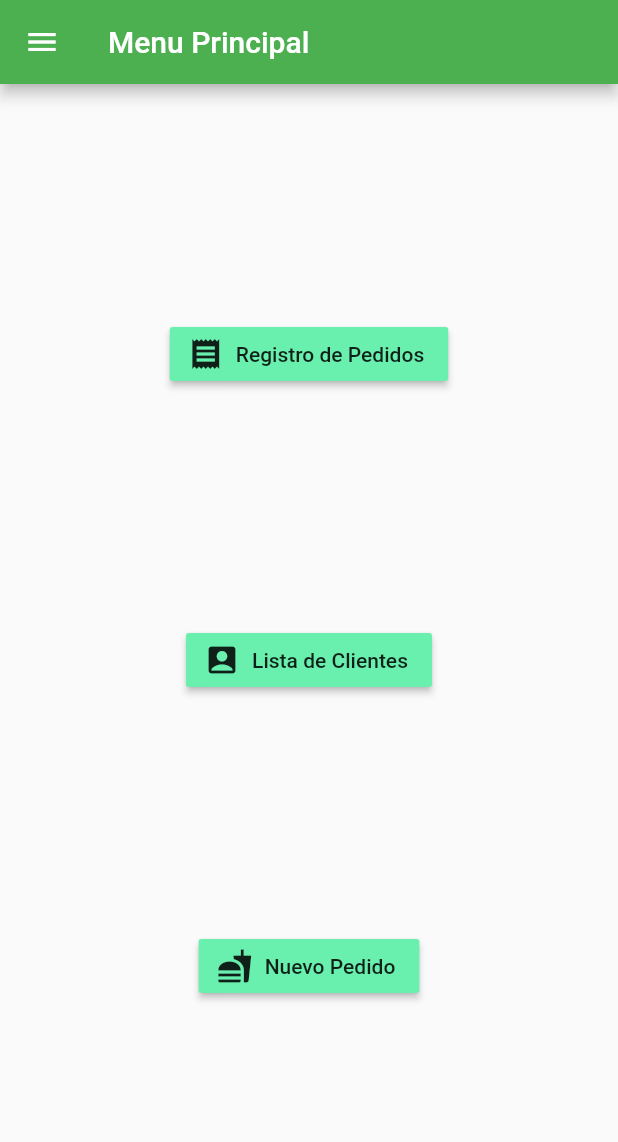
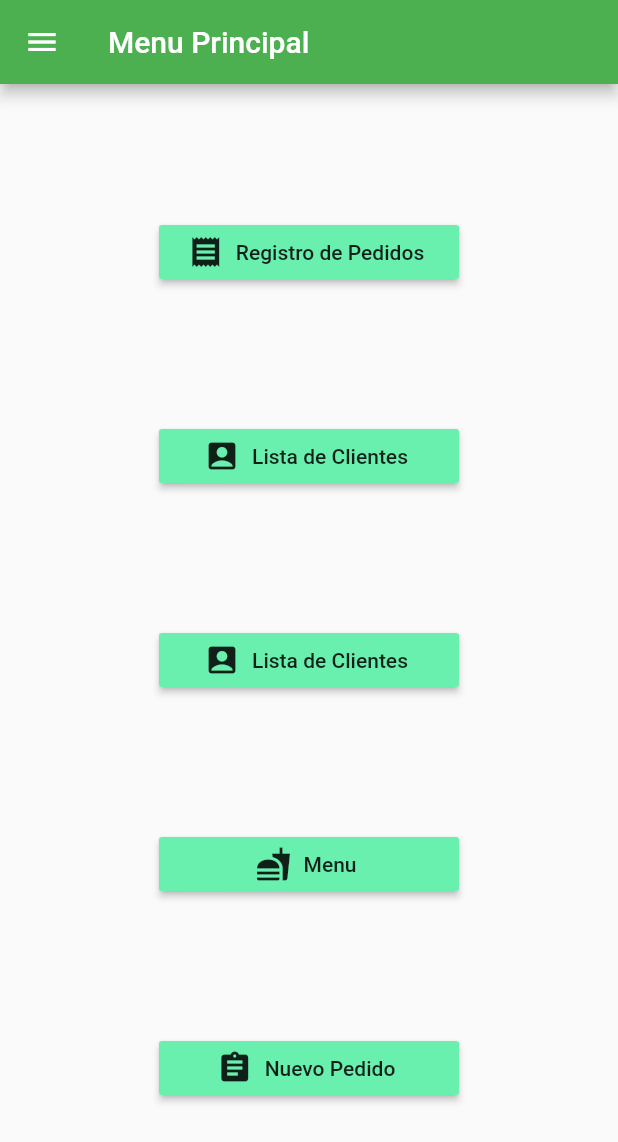
Before and after one commit to michmaloof7/ddsr, a Flutter app: the screen it shows after launch, on a phone screen of 412 x 824 dp. Shown: the top 1142 px of the screen. Run offline on Flutter 3.47's test engine with Material 2 defaults, Android fonts, the phone set to English and light mode, and no system bars.

Commit message:
fixed button width and menu file

```diff
--- a/lib/main.dart
+++ b/lib/main.dart
@@ -1,3 +1,4 @@
+import 'package:ddsr/views/menu.dart';
 import 'package:flutter/material.dart';
 import 'package:ddsr/views/home.dart';
 import 'package:ddsr/views/archive.dart';
@@ -16,7 +17,8 @@ class MyApp extends StatelessWidget {
       initialRoute: '/',
       routes: {
         '/': (context) => MyHome(),
-        '/archive': (context) => ArchivePage()
+        '/archive': (context) => ArchivePage(),
+        '/menu': (context) => MenuPage()
       },
     );
   }
--- a/lib/views/home.dart
+++ b/lib/views/home.dart
@@ -11,24 +11,52 @@ class MyHome extends StatelessWidget {
         child: Center(
           child: Column(
             children: <Widget>[
-              RaisedButton.icon(
+              ButtonTheme(
+                minWidth: 200,
+                child: RaisedButton.icon(
                   icon: Icon(Icons.receipt),
                   label: Text("Registro de Pedidos"),
                   onPressed: (){Navigator.of(context).pushNamed('/archive');},
                   color: Colors.greenAccent,
                 ),
-              RaisedButton.icon(
+              ),
+              ButtonTheme(
+                minWidth: 200,
+                child: RaisedButton.icon(
                   icon: Icon(Icons.account_box),
                   label: Text("Lista de Clientes"),
                   onPressed: (){},
                   color: Colors.greenAccent,
                 ),
-              RaisedButton.icon(
+              ),
+              ButtonTheme(
+                minWidth: 200,
+                child: RaisedButton.icon(
+                  icon: Icon(Icons.account_box),
+                  label: Text("Lista de Clientes"),
+                  onPressed: (){},
+                  color: Colors.greenAccent,
+                ),
+              ),
+              ButtonTheme(
+                minWidth: 200,
+                child: RaisedButton.icon(
                   icon: Icon(Icons.fastfood),
+                  label: Text("Menu"),
+                  onPressed: (){Navigator.of(context).pushNamed('/menu');},
+                  color: Colors.greenAccent,
+                ),
+              ),
+              ButtonTheme(
+                minWidth: 200,
+                child: RaisedButton.icon(
+                  icon: Icon(Icons.assignment),
                   label: Text("Nuevo Pedido"),
                   onPressed: (){},
                   color: Colors.greenAccent,
-              )
+                ),
+              ),
+
             ],
             mainAxisAlignment: MainAxisAlignment.spaceEvenly,
           )
--- /dev/null
+++ b/lib/views/menu.dart
@@ -0,0 +1,13 @@
+import 'package:flutter/material.dart';
+import 'package:ddsr/functs/drawer.dart';
+
+class MenuPage extends StatelessWidget {
+  @override
+  Widget build(BuildContext context) {
+    return Scaffold(
+      appBar: AppBar(title:  new Text('asdf')),
+      body: SafeArea(child: Text('menu page')),
+      drawer: BaseDrawer(),
+    );
+  }
+}
```
Lines whose indentation alone changed are shown as unchanged.
